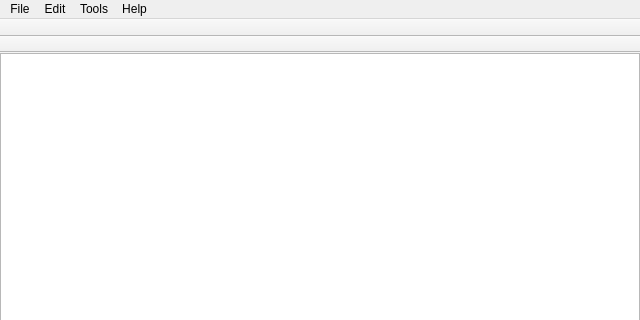
ksharindam/test-actions, file data/mainwindow.ui: the form before one commit; both pictures show x 0 to 640 and y 0 to 320 of the 640 by 480 pixel window.
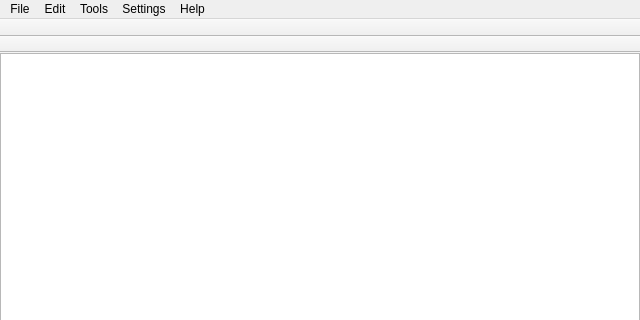
The form after the commit. Icons and pictures are not drawn.

What changed in the file:
```diff
--- a/data/mainwindow.ui
+++ b/data/mainwindow.ui
@@ -102,9 +102,16 @@
     <addaction name="actionCheckForUpdate"/>
     <addaction name="actionAbout"/>
    </widget>
+   <widget class="QMenu" name="menuSettings">
+    <property name="title">
+     <string>Settings</string>
+    </property>
+    <addaction name="actionDrawingSettings"/>
+   </widget>
    <addaction name="menuFile"/>
    <addaction name="menuEdit"/>
    <addaction name="menuTools"/>
+   <addaction name="menuSettings"/>
    <addaction name="menuHelp"/>
   </widget>
   <widget class="QStatusBar" name="statusbar"/>
```
Left out of the diff: 5 changed lines with no effect on the pictures.
